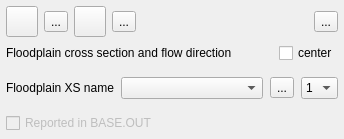
First picture: the form in flo2d/ui/fpxsec_editor.ui, repository FLO-2DSoftware/qgis-flo-2d-plugin, before the edit.
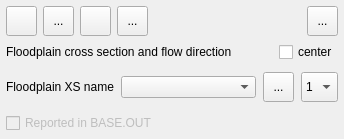
Second picture: the form after the edit. Icons and pictures are not drawn.

The edit to the form file:
```diff
--- a/flo2d/ui/fpxsec_editor.ui
+++ b/flo2d/ui/fpxsec_editor.ui
@@ -27,6 +27,18 @@
     <layout class="QHBoxLayout" name="horizontalLayout_7">
      <item>
       <widget class="QToolButton" name="add_user_fpxs_btn">
+       <property name="minimumSize">
+        <size>
+         <width>31</width>
+         <height>30</height>
+        </size>
+       </property>
+       <property name="maximumSize">
+        <size>
+         <width>31</width>
+         <height>30</height>
+        </size>
+       </property>
        <property name="toolTip">
         <string>Add user floodplain cross-section</string>
        </property>
@@ -50,6 +62,18 @@
      </item>
      <item>
       <widget class="QToolButton" name="save_changes_btn">
+       <property name="minimumSize">
+        <size>
+         <width>31</width>
+         <height>30</height>
+        </size>
+       </property>
+       <property name="maximumSize">
+        <size>
+         <width>31</width>
+         <height>30</height>
+        </size>
+       </property>
        <property name="toolTip">
         <string>Save added floodplain cross-section</string>
        </property>
@@ -70,10 +94,16 @@
      </item>
      <item>
       <widget class="QToolButton" name="revert_changes_btn">
+       <property name="minimumSize">
+        <size>
+         <width>31</width>
+         <height>30</height>
+        </size>
+       </property>
        <property name="maximumSize">
         <size>
-         <width>60</width>
-         <height>16777215</height>
+         <width>31</width>
+         <height>30</height>
         </size>
        </property>
        <property name="toolTip">
@@ -96,6 +126,18 @@
      </item>
      <item>
       <widget class="QToolButton" name="delete_fpxs_btn">
+       <property name="minimumSize">
+        <size>
+         <width>31</width>
+         <height>30</height>
+        </size>
+       </property>
+       <property name="maximumSize">
+        <size>
+         <width>31</width>
+         <height>30</height>
+        </size>
+       </property>
        <property name="toolTip">
         <string>Delete current floodplain cross-section</string>
        </property>
@@ -129,6 +171,18 @@
      </item>
      <item>
       <widget class="QToolButton" name="schem_fpxs_btn">
+       <property name="minimumSize">
+        <size>
+         <width>31</width>
+         <height>30</height>
+        </size>
+       </property>
+       <property name="maximumSize">
+        <size>
+         <width>31</width>
+         <height>30</height>
+        </size>
+       </property>
        <property name="toolTip">
         <string>Schematize floodplain cross-sections</string>
        </property>
@@ -246,6 +300,18 @@
         </item>
         <item>
          <widget class="QToolButton" name="rename_fpxs_btn">
+          <property name="minimumSize">
+           <size>
+            <width>31</width>
+            <height>30</height>
+           </size>
+          </property>
+          <property name="maximumSize">
+           <size>
+            <width>31</width>
+            <height>30</height>
+           </size>
+          </property>
           <property name="toolTip">
            <string>Change reservoir name</string>
           </property>
@@ -260,6 +326,18 @@
         </item>
         <item>
          <widget class="QComboBox" name="flow_dir_cbo">
+          <property name="minimumSize">
+           <size>
+            <width>0</width>
+            <height>30</height>
+           </size>
+          </property>
+          <property name="sizeIncrement">
+           <size>
+            <width>0</width>
+            <height>30</height>
+           </size>
+          </property>
           <item>
            <property name="text">
             <string>1</string>
```
Left out of the diff: 22 changed lines with no effect on the pictures.
